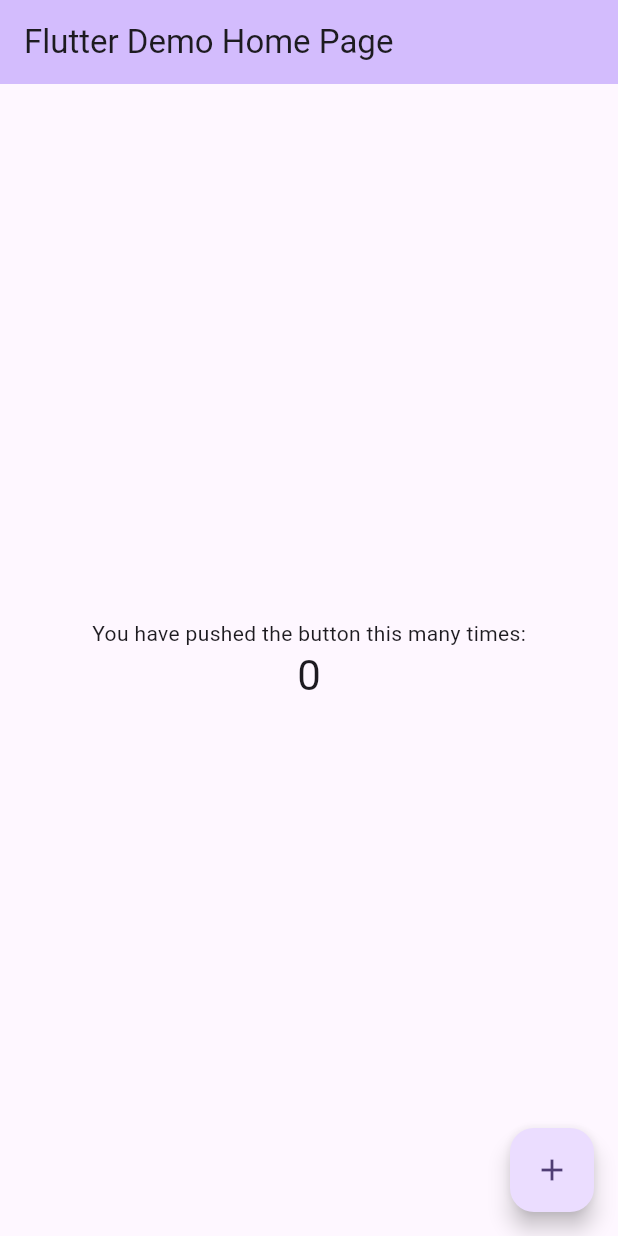
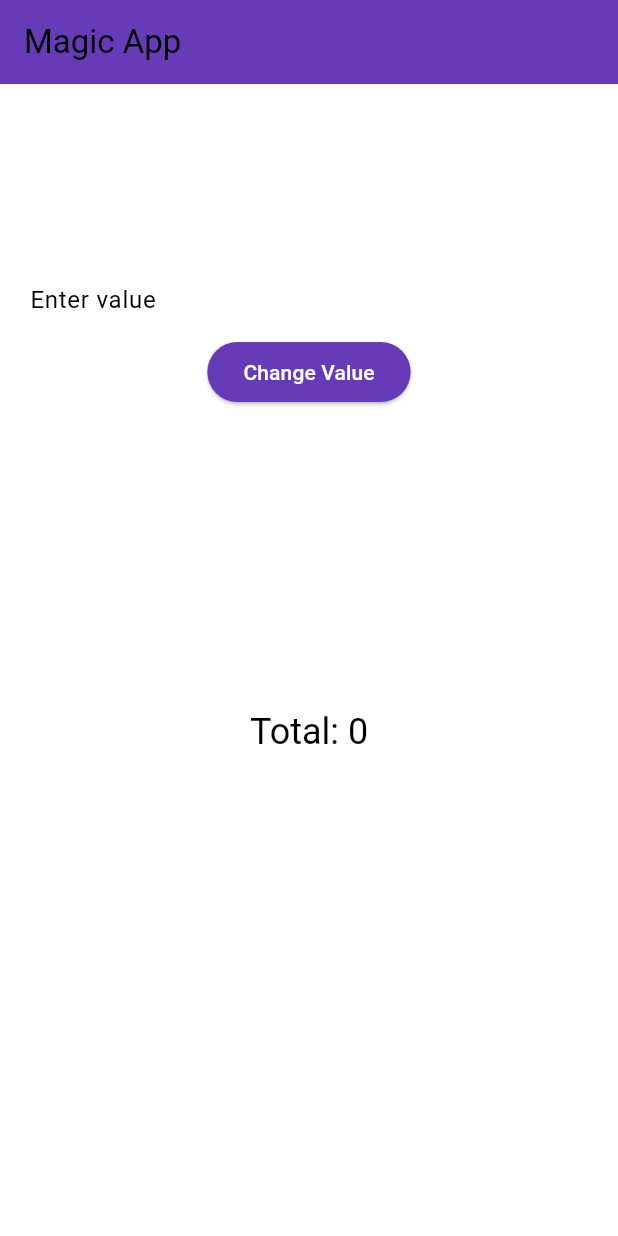
Before and after one commit to YuliaShvets/iot-flutter-project, a Flutter app: the screen it shows after launch, on a phone screen of 412 x 824 dp. Run offline on Flutter 3.47's test engine with Material 3 defaults, Android fonts, the phone set to English and light mode, and no system bars.

Commit message:
Looks like first lab :)

```diff
--- a/lib/main.dart
+++ b/lib/main.dart
@@ -7,119 +7,103 @@ void main() {
 class MyApp extends StatelessWidget {
   const MyApp({super.key});
 
-  // This widget is the root of your application.
   @override
   Widget build(BuildContext context) {
     return MaterialApp(
-      title: 'Flutter Demo',
       theme: ThemeData(
-        // This is the theme of your application.
-        //
-        // TRY THIS: Try running your application with "flutter run". You'll see
-        // the application has a purple toolbar. Then, without quitting the app,
-        // try changing the seedColor in the colorScheme below to Colors.green
-        // and then invoke "hot reload" (save your changes or press the "hot
-        // reload" button in a Flutter-supported IDE, or press "r" if you used
-        // the command line to start the app).
-        //
-        // Notice that the counter didn't reset back to zero; the application
-        // state is not lost during the reload. To reset the state, use hot
-        // restart instead.
-        //
-        // This works for code too, not just values: Most code changes can be
-        // tested with just a hot reload.
-        colorScheme: ColorScheme.fromSeed(seedColor: Colors.deepPurple),
+        colorScheme: ColorScheme.fromSwatch(primarySwatch: Colors.deepPurple),
         useMaterial3: true,
       ),
-      home: const MyHomePage(title: 'Flutter Demo Home Page'),
+      home: const MyHomePage(),
     );
   }
 }
 
 class MyHomePage extends StatefulWidget {
-  const MyHomePage({super.key, required this.title});
-
-  // This widget is the home page of your application. It is stateful, meaning
-  // that it has a State object (defined below) that contains fields that affect
-  // how it looks.
-
-  // This class is the configuration for the state. It holds the values (in this
-  // case the title) provided by the parent (in this case the App widget) and
-  // used by the build method of the State. Fields in a Widget subclass are
-  // always marked "final".
-
-  final String title;
+  const MyHomePage({super.key});
 
   @override
   State<MyHomePage> createState() => _MyHomePageState();
 }
 
 class _MyHomePageState extends State<MyHomePage> {
+  final TextEditingController textController = TextEditingController();
   int _counter = 0;
+  bool isError = false;
 
-  void _incrementCounter() {
+  void _changeValue() {
     setState(() {
-      // This call to setState tells the Flutter framework that something has
-      // changed in this State, which causes it to rerun the build method below
-      // so that the display can reflect the updated values. If we changed
-      // _counter without calling setState(), then the build method would not be
-      // called again, and so nothing would appear to happen.
-      _counter++;
+      isError = false;
+      final enteredValue = textController.text.trim();
+      if (enteredValue.isNotEmpty) {
+        if (int.tryParse(enteredValue) != null) {
+          _counter += int.parse(enteredValue);
+        } else if (enteredValue == 'Avada Kedavra') {
+          _counter = 0;
+        } else {
+          isError = true;
+        }
+      }
+      textController.clear();
     });
   }
 
   @override
   Widget build(BuildContext context) {
-    // This method is rerun every time setState is called, for instance as done
-    // by the _incrementCounter method above.
-    //
-    // The Flutter framework has been optimized to make rerunning build methods
-    // fast, so that you can just rebuild anything that needs updating rather
-    // than having to individually change instances of widgets.
     return Scaffold(
       appBar: AppBar(
-        // TRY THIS: Try changing the color here to a specific color (to
-        // Colors.amber, perhaps?) and trigger a hot reload to see the AppBar
-        // change color while the other colors stay the same.
-        backgroundColor: Theme.of(context).colorScheme.inversePrimary,
-        // Here we take the value from the MyHomePage object that was created by
-        // the App.build method, and use it to set our appbar title.
-        title: Text(widget.title),
+        backgroundColor: Theme.of(context).colorScheme.secondary,
+        title: const Text('Magic App'),
       ),
-      body: Center(
-        // Center is a layout widget. It takes a single child and positions it
-        // in the middle of the parent.
+      body: Padding(
+        padding: const EdgeInsets.all(20),
         child: Column(
-          // Column is also a layout widget. It takes a list of children and
-          // arranges them vertically. By default, it sizes itself to fit its
-          // children horizontally, and tries to be as tall as its parent.
-          //
-          // Column has various properties to control how it sizes itself and
-          // how it positions its children. Here we use mainAxisAlignment to
-          // center the children vertically; the main axis here is the vertical
-          // axis because Columns are vertical (the cross axis would be
-          // horizontal).
-          //
-          // TRY THIS: Invoke "debug painting" (choose the "Toggle Debug Paint"
-          // action in the IDE, or press "p" in the console), to see the
-          // wireframe for each widget.
-          mainAxisAlignment: MainAxisAlignment.center,
-          children: <Widget>[
-            const Text(
-              'You have pushed the button this many times:',
+          mainAxisAlignment: MainAxisAlignment.spaceAround,
+          children: [
+            Column(
+              children: [
+                TextField(
+                  controller: textController,
+                  decoration: const InputDecoration(
+                    hintText: 'Enter value',
+                  ),
+                ),
+                ElevatedButton(
+                  onPressed: _changeValue,
+                  style: ElevatedButton.styleFrom(
+                    backgroundColor: Theme.of(context).colorScheme.primary,
+                  ),
+                  child: const Text(
+                    'Change Value',
+                    style: TextStyle(color: Colors.white),
+                  ),
+                ),
+              ],
             ),
             Text(
-              '$_counter',
-              style: Theme.of(context).textTheme.headlineMedium,
+              'Total: $_counter',
+              style: Theme.of(context).textTheme.headlineSmall,
+            ),
+            Visibility(
+              visible: isError,
+              child: Container(
+                padding: const EdgeInsets.all(10),
+                decoration: BoxDecoration(
+                  color: Colors.redAccent,
+                  borderRadius: BorderRadius.circular(10),
+                ),
+                child: const Text(
+                  "Can't convert string to number :)",
+                  style: TextStyle(
+                    color: Colors.white,
+                    fontWeight: FontWeight.bold,
+                  ),
+                ),
+              ),
             ),
           ],
         ),
       ),
-      floatingActionButton: FloatingActionButton(
-        onPressed: _incrementCounter,
-        tooltip: 'Increment',
-        child: const Icon(Icons.add),
-      ), // This trailing comma makes auto-formatting nicer for build methods.
     );
   }
 }
```
Also changed, not shown: 1 other file.
